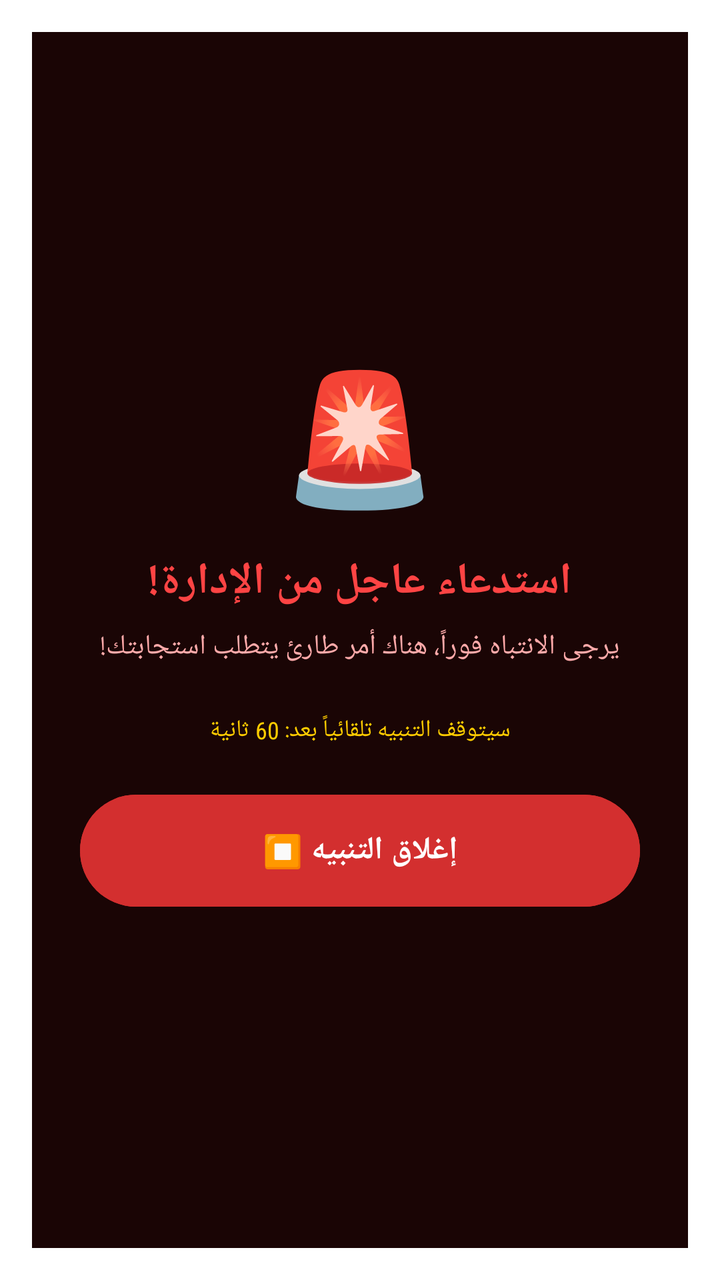
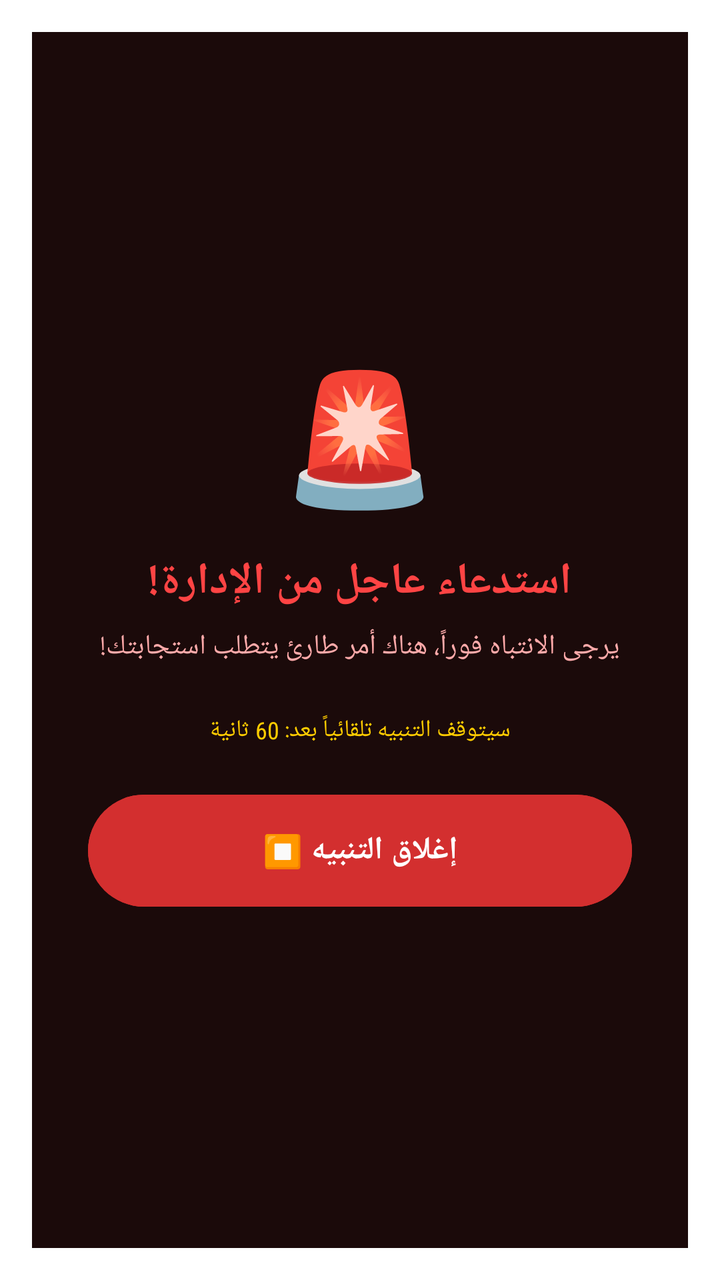

The first picture is an Android layout as it rendered before a commit; the second is the same layout after the commit. The layout source and the unified diff follow.
<!-- AndroidManifest.xml: activity theme Theme.Material3.DayNight.Dialog -->
<!-- res/layout/activity_strong_alert.xml -->
<?xml version="1.0" encoding="utf-8"?>
<LinearLayout xmlns:android="http://schemas.android.com/apk/res/android"
    android:layout_width="match_parent"
    android:layout_height="wrap_content"
    android:orientation="vertical"
    android:padding="24dp"
    android:background="#1a0505"
    android:gravity="center"
    android:layout_gravity="center">

    
    <TextView
        android:id="@+id/tvAlertIcon"
        android:layout_width="wrap_content"
        android:layout_height="wrap_content"
        android:text="🚨"
        android:textSize="64sp"
        android:layout_marginBottom="16dp" />

    
    <TextView
        android:id="@+id/tvStrongAlertTitle"
        android:layout_width="wrap_content"
        android:layout_height="wrap_content"
        android:text="استدعاء عاجل من الإدارة!"
        android:textColor="#ff4444"
        android:textSize="22sp"
        android:textStyle="bold"
        android:gravity="center"
        android:layout_marginBottom="8dp" />

    
    <TextView
        android:id="@+id/tvStrongAlertMessage"
        android:layout_width="wrap_content"
        android:layout_height="wrap_content"
        android:text="يرجى الانتباه فوراً، هناك أمر طارئ يتطلب استجابتك!"
        android:textColor="#ffaaaa"
        android:textSize="14sp"
        android:gravity="center"
        android:layout_marginBottom="24dp" />

    
    <TextView
        android:id="@+id/tvStrongAlertTimer"
        android:layout_width="wrap_content"
        android:layout_height="wrap_content"
        android:text="سيتوقف التنبيه تلقائياً بعد: 60 ثانية"
        android:textColor="#ffcc00"
        android:textSize="12sp"
        android:layout_marginBottom="24dp"
        android:fontFamily="sans-serif-condensed" />

    
    <Button
        android:id="@+id/btnDismissStrongAlert"
        android:layout_width="match_parent"
        android:layout_height="56dp"
        android:text="إغلاق التنبيه ⏹️"
        android:textColor="#ffffff"
        android:backgroundTint="#d32f2f"
        android:textSize="16sp"
        android:textStyle="bold"
        android:insetTop="0dp"
        android:insetBottom="0dp"
        android:layout_marginBottom="12dp" />

    
    <Button
        android:id="@+id/btnOpenWhatsappAlert"
        android:layout_width="match_parent"
        android:layout_height="56dp"
        android:text="مراسلة الإدارة عبر الواتساب 💬"
        android:textColor="#ffffff"
        android:backgroundTint="#2e7d32"
        android:textSize="16sp"
        android:textStyle="bold"
        android:insetTop="0dp"
        android:insetBottom="0dp"
        android:visibility="gone"
        android:layout_marginBottom="12dp" />

    
    <Button
        android:id="@+id/btnOpenAppAlert"
        android:layout_width="match_parent"
        android:layout_height="56dp"
        android:text="فتح التطبيق 📱"
        android:textColor="#ffffff"
        android:backgroundTint="#1565c0"
        android:textSize="16sp"
        android:textStyle="bold"
        android:insetTop="0dp"
        android:insetBottom="0dp"
        android:visibility="gone" />

</LinearLayout>
<!-- resources referenced by this layout -->
<resources>

</resources>

<!-- the commit's change to res/layout/activity_strong_alert.xml (unified diff, before → after) -->
@@ -1,10 +1,11 @@
 <?xml version="1.0" encoding="utf-8"?>
 <LinearLayout xmlns:android="http://schemas.android.com/apk/res/android"
+    android:id="@+id/rootAlertLayout"
     android:layout_width="match_parent"
     android:layout_height="wrap_content"
     android:orientation="vertical"
-    android:padding="24dp"
-    android:background="#1a0505"
+    android:padding="28dp"
+    android:background="#1b0a0a"
     android:gravity="center"
     android:layout_gravity="center">
 
